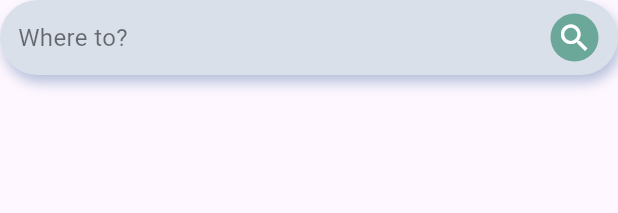
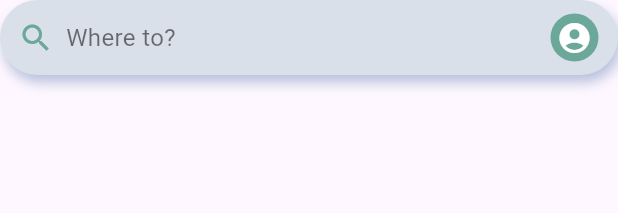
Before and after one commit to charissejamien/Zapac, a Flutter app: the _SearchBar widget shown alone on an empty page, opened directly, on a phone screen of 412 x 824 dp. Shown: the top 213 px of the screen. Run offline on Flutter 3.47's test engine with Material 3 defaults, Android fonts, the phone set to English and light mode, and no system bars; our stand-ins replace geolocator, google_maps_flutter; network calls fail.

Commit message:
With UI for dashboard

```diff
--- a/lib/dashboard.dart
+++ b/lib/dashboard.dart
@@ -155,11 +155,17 @@ class _DashboardState extends State<Dashboard> {
 }
 
 // --- Search Bar Widget ---
-class _SearchBar extends StatelessWidget {
-  const _SearchBar({Key? key}) : super(key: key);
+class _SearchBar extends StatefulWidget {
+  const _SearchBar({super.key});
 
   @override
+  State<_SearchBar> createState() => _SearchBarState();
+}
+
+class _SearchBarState extends State<_SearchBar> {
+  @override
   Widget build(BuildContext context) {
+
     return Container(
       padding: const EdgeInsets.symmetric(horizontal: 12, vertical: 9),
       decoration: ShapeDecoration(
@@ -176,13 +182,19 @@ class _SearchBar extends StatelessWidget {
       child: Row(
         children: [
           const Expanded(
-            child: Text(
+            child: Row(
+              children: [
+                Icon(Icons.search, color: Color(0xFF6CA89A)),
+                SizedBox(width: 8),
+                Text(
                   'Where to?',
                   style: TextStyle(
                     color: Colors.black54,
                     fontSize: 16,
                     fontWeight: FontWeight.w400,
                   ),
+                ),
+              ],
             ),
           ),
           Container(
@@ -192,7 +204,7 @@ class _SearchBar extends StatelessWidget {
               color: Color(0xFF6CA89A),
               shape: BoxShape.circle,
             ),
-            child: const Icon(Icons.search, color: Colors.white),
+            child: const Icon(Icons.account_circle, color: Colors.white),
           ),
         ],
       ),
```
Also changed, not shown: lib/profile.dart (+63 -1 lines). Lines whose indentation alone changed are shown as unchanged.
